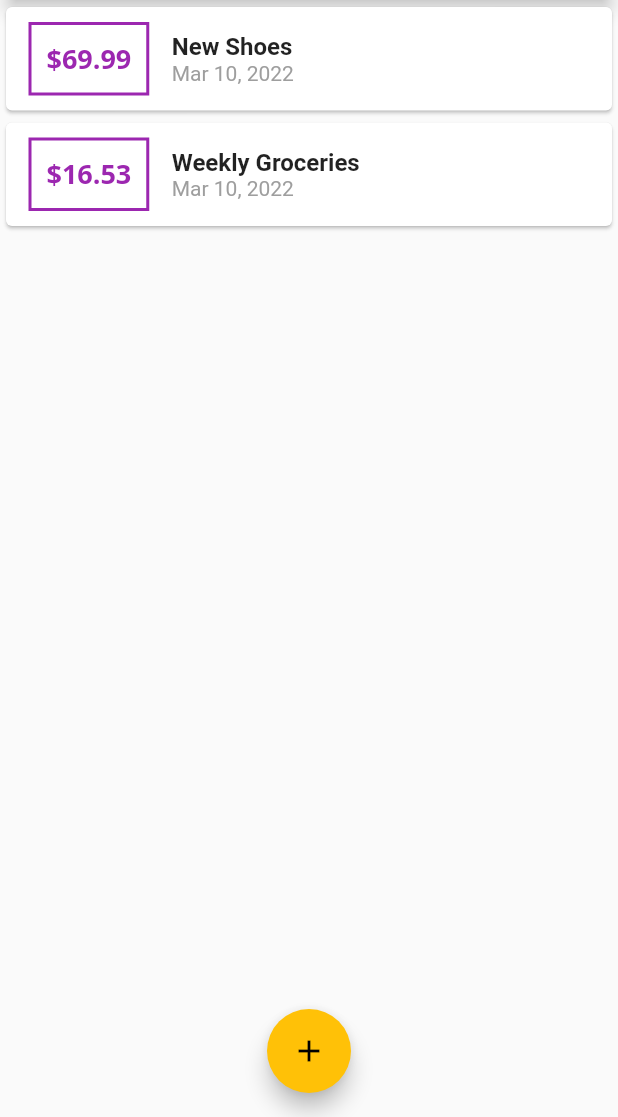
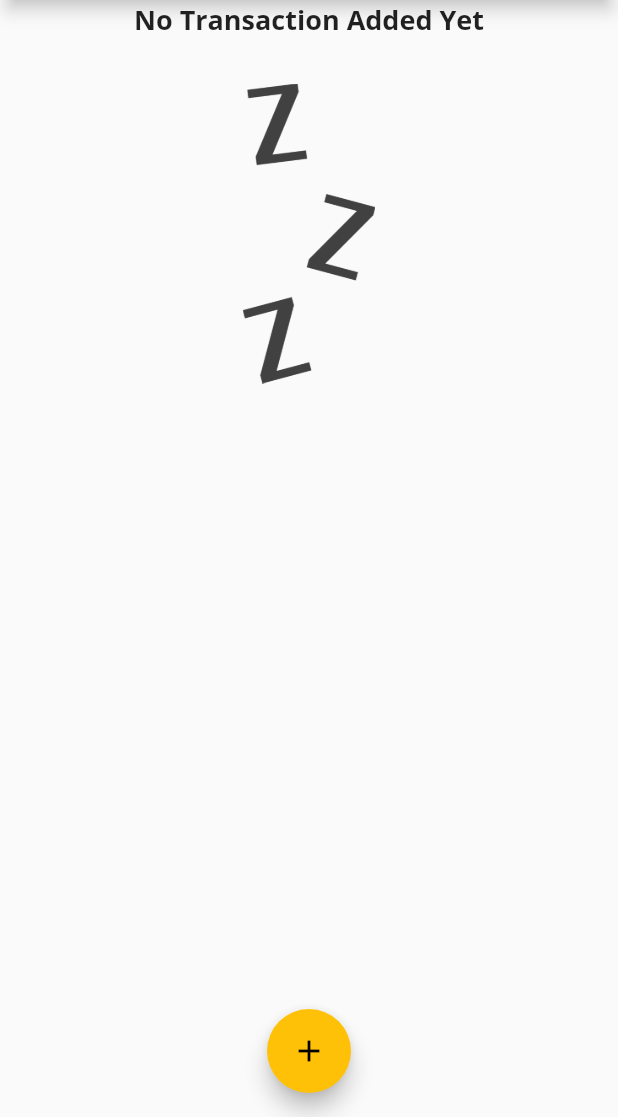
Before and after one commit to Arsalan-Khan17/Flutter-expense, a Flutter app: the screen it shows after launch, on a phone screen of 412 x 824 dp, the part 119-1236 px from its top. Run offline on Flutter 3.47's test engine with Material 2 defaults, Android fonts, the phone set to English and light mode, and no system bars.

Commit message:
placeholder image when transaction list is empty added

```diff
--- a/lib/main.dart
+++ b/lib/main.dart
@@ -17,7 +17,6 @@ class MyApp extends StatelessWidget {
           fontFamily: 'Quicksand',
           textTheme: ThemeData.light().textTheme.copyWith(
               subtitle1: TextStyle(
-                  color: Colors.purple,
                   fontFamily: 'OpenSans',
                   fontSize: 18,
                   fontWeight: FontWeight.bold)),
@@ -40,18 +39,18 @@ class MyHomePage extends StatefulWidget {
 
 class _MyHomePageState extends State<MyHomePage> {
   final List<Transaction> _userTransactions = [
-    Transaction(
-      id: 't1',
-      title: 'New Shoes',
-      amount: 69.99,
-      date: DateTime.now(),
-    ),
-    Transaction(
-      id: 't2',
-      title: 'Weekly Groceries',
-      amount: 16.53,
-      date: DateTime.now(),
-    ),
+    // Transaction(
+    //   id: 't1',
+    //   title: 'New Shoes',
+    //   amount: 69.99,
+    //   date: DateTime.now(),
+    // ),
+    // Transaction(
+    //   id: 't2',
+    //   title: 'Weekly Groceries',
+    //   amount: 16.53,
+    //   date: DateTime.now(),
+    // ),
   ];
 
   void _addNewTransaction(String txTitle, double txAmount) {
--- /dev/null
+++ b/lib/widgets/chart.dart
@@ -0,0 +1,13 @@
+import 'package:flutter/material.dart';
+
+class Chart extends StatelessWidget {
+  const Chart({Key? key}) : super(key: key);
+
+  @override
+  Widget build(BuildContext context) {
+    return Card(
+      elevation: 6,
+      margin: EdgeInsets.all(10),
+    );
+  }
+}
--- a/lib/widgets/transaction_list.dart
+++ b/lib/widgets/transaction_list.dart
@@ -11,13 +11,30 @@ class TransactionList extends StatelessWidget {
   Widget build(BuildContext context) {
     return Container(
       height: 300,
-      child: ListView.builder(
+      child: transactions.isEmpty
+          ? Column(
+              children: [
+                Text(
+                  'No Transaction Added Yet',
+                  style: Theme.of(context).textTheme.subtitle1,
+                ),
+                SizedBox(
+                  height: 30,
+                ),
+                Container(
+                    height: 200,
+                    child: Image.asset('assets/images/waiting.png',
+                        fit: BoxFit.cover)),
+              ],
+            )
+          : ListView.builder(
               itemBuilder: (BuildContext ctx, int index) {
                 return Card(
                     child: Row(
                   children: [
                     Container(
-                margin: EdgeInsets.symmetric(vertical: 10, horizontal: 15),
+                      margin:
+                          EdgeInsets.symmetric(vertical: 10, horizontal: 15),
                       padding: EdgeInsets.all(10),
                       decoration: BoxDecoration(
                           border: Border.all(
@@ -34,7 +51,8 @@ class TransactionList extends StatelessWidget {
                       children: [
                         Text(
                           transactions[index].title,
-                    style: TextStyle(fontSize: 16, fontWeight: FontWeight.bold),
+                          style: TextStyle(
+                              fontSize: 16, fontWeight: FontWeight.bold),
                         ),
                         Text(
                           DateFormat.yMMMd().format(transactions[index].date),
--- a/pubspec.yaml
+++ b/pubspec.yaml
@@ -59,9 +59,9 @@ flutter:
   uses-material-design: true
 
   # To add assets to your application, add an assets section, like this:
-  # assets:
-  #   - images/a_dot_burr.jpeg
-  #   - images/a_dot_ham.jpeg
+  assets:
+    - assets/images/waiting.png
+    # - images/a_dot_ham.jpeg
 
   # An image asset can refer to one or more resolution-specific "variants", see
   # https://flutter.dev/assets-and-images/#resolution-aware.
```
Also changed, not shown: assets/images/waiting.png (added). Lines whose indentation alone changed are shown as unchanged.
